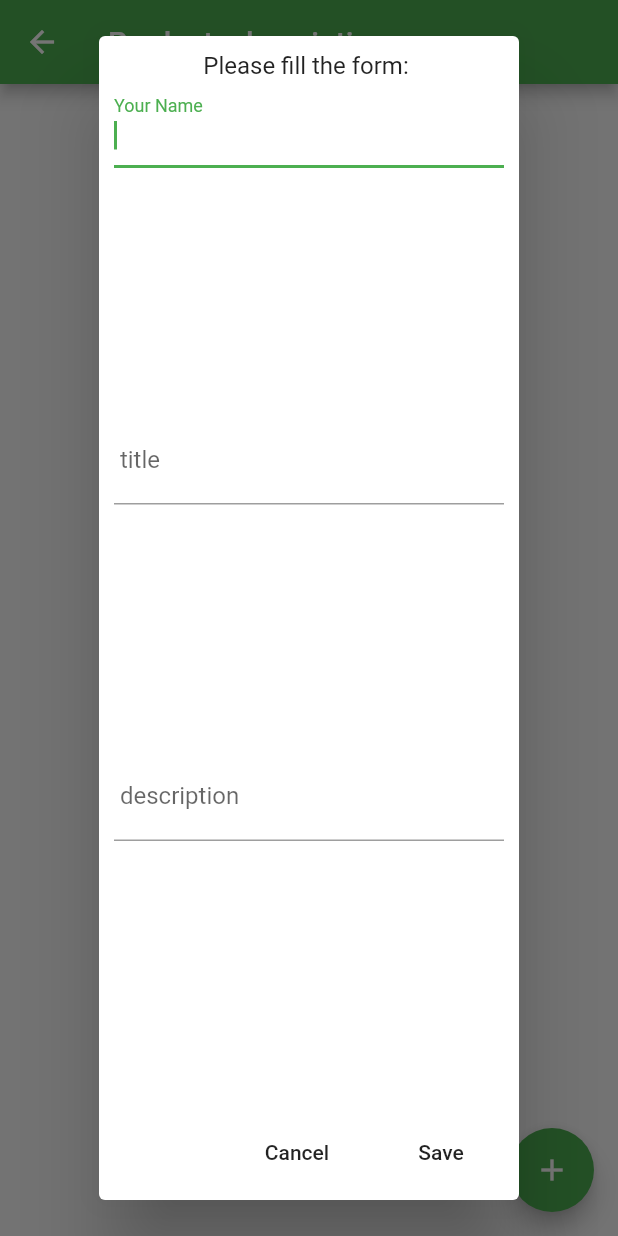
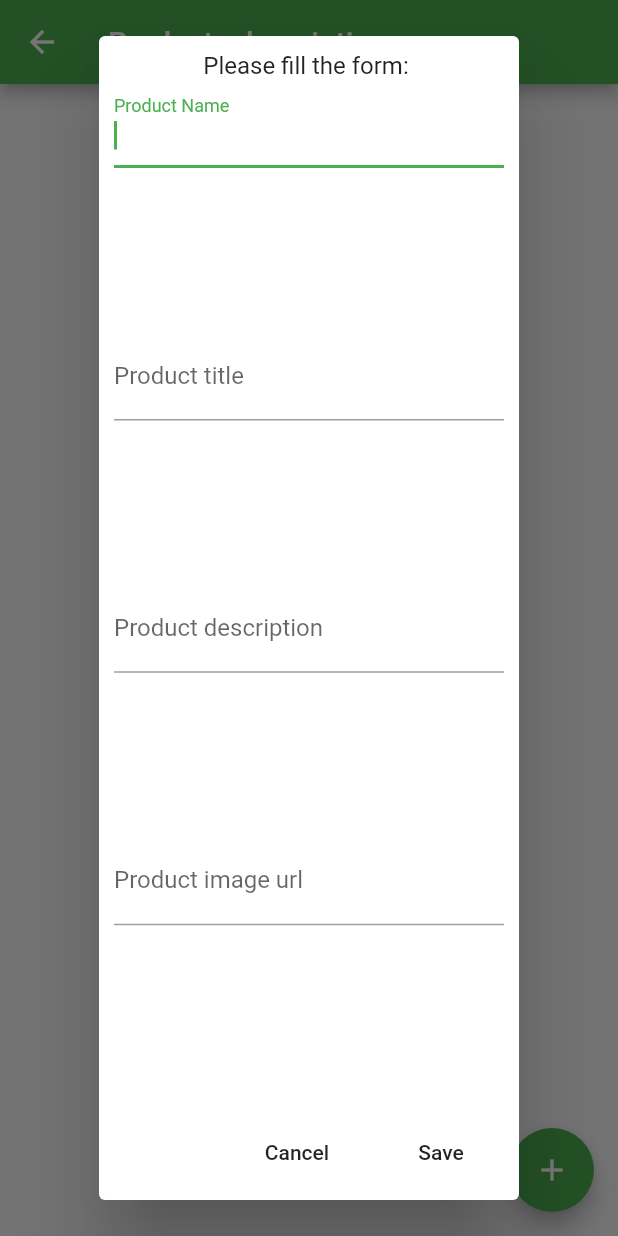
Before and after one commit to SwetaTheBest/shopping_flutter_app, a Flutter app: the FirebaseData screen opened directly, after a tap on the "add" icon, on a phone screen of 412 x 824 dp. Run offline on Flutter 3.47's test engine with Material 2 defaults, Android fonts, the phone set to English and light mode, and no system bars; our stand-ins replace cloud_firestore, firebase_core, fluttertoast, google_maps_flutter; accounts and stored records are empty.

Commit message:
Updated product edit.

```diff
--- a/lib/cloud/firebase_data.dart
+++ b/lib/cloud/firebase_data.dart
@@ -12,6 +12,7 @@ class _FirebaseDataState extends State<FirebaseData> {
   TextEditingController nameInputController;
   TextEditingController titleInputController;
   TextEditingController descriptionInputController;
+  TextEditingController imgInputController;
 
   @override
   void initState() {
@@ -19,6 +20,7 @@ class _FirebaseDataState extends State<FirebaseData> {
     nameInputController = TextEditingController();
     titleInputController = TextEditingController();
     descriptionInputController = TextEditingController();
+    imgInputController = TextEditingController();
   }
 
   @override
@@ -31,7 +33,7 @@ class _FirebaseDataState extends State<FirebaseData> {
           child: Icon(Icons.add),
           onPressed: () {
             showEditDialog(context, nameInputController, titleInputController,
-                descriptionInputController);
+                descriptionInputController, imgInputController);
           }),
       body: StreamBuilder(
         stream: firestoreDb,
@@ -52,7 +54,8 @@ class _FirebaseDataState extends State<FirebaseData> {
       BuildContext context,
       TextEditingController nameInputController,
       TextEditingController titleInputController,
-      TextEditingController descriptionInputController) async {
+      TextEditingController descriptionInputController,
+      TextEditingController imgInputController) async {
     await showDialog(
       context: context,
       child: AlertDialog(
@@ -64,7 +67,7 @@ class _FirebaseDataState extends State<FirebaseData> {
               child: TextField(
                 autofocus: true,
                 autocorrect: true,
-                decoration: InputDecoration(labelText: "Your Name"),
+                decoration: InputDecoration(labelText: "Product Name"),
                 controller: nameInputController,
               ),
             ),
@@ -72,7 +75,7 @@ class _FirebaseDataState extends State<FirebaseData> {
               child: TextField(
                 autofocus: true,
                 autocorrect: true,
-                decoration: InputDecoration(labelText: " title"),
+                decoration: InputDecoration(labelText: "Product title"),
                 controller: titleInputController,
               ),
             ),
@@ -80,8 +83,16 @@ class _FirebaseDataState extends State<FirebaseData> {
               child: TextField(
                 autofocus: true,
                 autocorrect: true,
-                decoration: InputDecoration(labelText: " description"),
+                decoration: InputDecoration(labelText: "Product description"),
                 controller: descriptionInputController,
+              ),
+            ),
+            Expanded(
+              child: TextField(
+                autofocus: true,
+                autocorrect: true,
+                decoration: InputDecoration(labelText: "Product image url"),
+                controller: imgInputController,
               ),
             ),
           ],
@@ -92,6 +103,7 @@ class _FirebaseDataState extends State<FirebaseData> {
               nameInputController.clear();
               titleInputController.clear();
               descriptionInputController.clear();
+              imgInputController.clear();
               Navigator.pop(context);
             },
             child: Text('Cancel'),
@@ -100,12 +112,14 @@ class _FirebaseDataState extends State<FirebaseData> {
             onPressed: () {
               if (titleInputController.text.isNotEmpty &&
                   nameInputController.text.isNotEmpty &&
+                  imgInputController.text.isNotEmpty &&
                   descriptionInputController.text.isNotEmpty) {
                 FirebaseFirestore.instance.collection("board")
                     .add({
                   "name": nameInputController.text,
                   "title": titleInputController.text,
                   "description": descriptionInputController.text,
+                  "img": imgInputController.text,
                   "timestamp": DateTime.now()
                 }).then((response) {
                   print(response.id);
```
